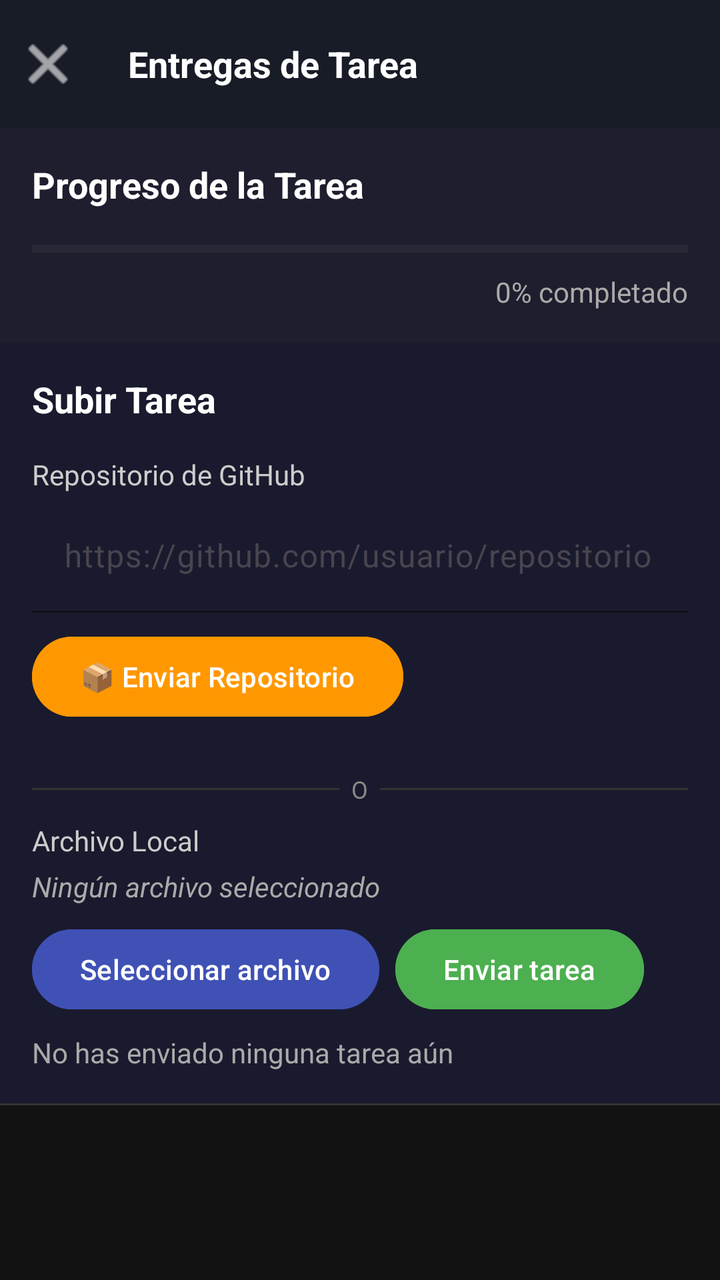
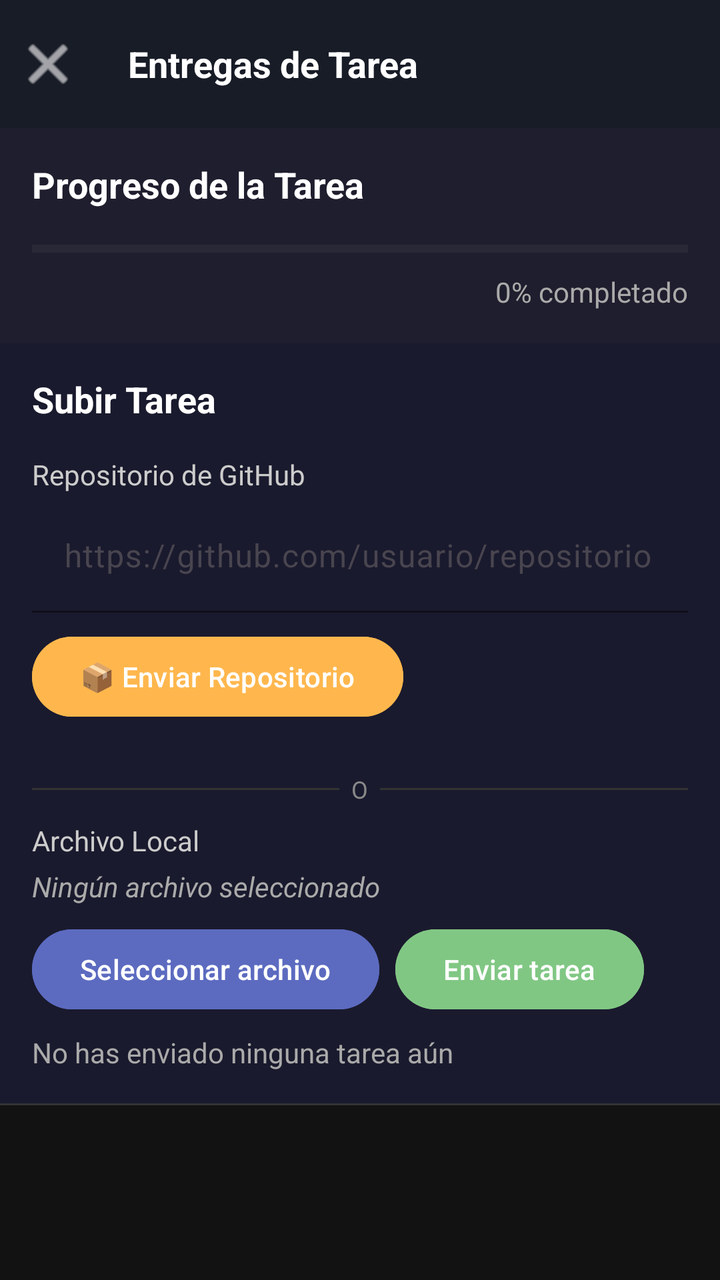

Compare the two renders of this Android layout. The source of the first and the diff that turns it into the second are given below.
<!-- AndroidManifest.xml: application theme Theme.CourseV -->
<!-- res/layout/fragment_task_submissions.xml -->
<?xml version="1.0" encoding="utf-8"?>
<LinearLayout xmlns:android="http://schemas.android.com/apk/res/android"
    xmlns:app="http://schemas.android.com/apk/res-auto"
    android:layout_width="match_parent"
    android:layout_height="match_parent"
    android:orientation="vertical"
    android:background="#121212">

    
    <androidx.appcompat.widget.Toolbar
        android:id="@+id/toolbar"
        android:layout_width="match_parent"
        android:layout_height="?attr/actionBarSize"
        android:background="#181C27"
        app:contentInsetStart="0dp">

        <LinearLayout
            android:layout_width="match_parent"
            android:layout_height="match_parent"
            android:orientation="horizontal"
            android:gravity="center_vertical">

            <ImageButton
                android:id="@+id/backButton"
                android:layout_width="48dp"
                android:layout_height="48dp"
                android:src="@android:drawable/ic_menu_close_clear_cancel"
                android:background="?attr/selectableItemBackgroundBorderless"
                android:tint="#FFFFFF"
                android:contentDescription="Back" />

            <TextView
                android:id="@+id/taskTitleTextView"
                android:layout_width="0dp"
                android:layout_height="wrap_content"
                android:layout_weight="1"
                android:text="Entregas de Tarea"
                android:textColor="#FFFFFF"
                android:textSize="18sp"
                android:textStyle="bold"
                android:layout_marginStart="16dp" />
        </LinearLayout>
    </androidx.appcompat.widget.Toolbar>

    
    <LinearLayout
        android:id="@+id/progressSection"
        android:layout_width="match_parent"
        android:layout_height="wrap_content"
        android:orientation="vertical"
        android:padding="16dp"
        android:background="#1E1E2E">

        <TextView
            android:layout_width="match_parent"
            android:layout_height="wrap_content"
            android:text="Progreso de la Tarea"
            android:textColor="#FFFFFF"
            android:textSize="18sp"
            android:textStyle="bold"
            android:layout_marginBottom="8dp"/>

        <ProgressBar
            android:id="@+id/taskProgressBar"
            style="?android:attr/progressBarStyleHorizontal"
            android:layout_width="match_parent"
            android:layout_height="wrap_content"
            android:progress="0"
            android:progressTint="#4CAF50"
            android:layout_marginTop="4dp"
            android:layout_marginBottom="4dp"/>

        <TextView
            android:id="@+id/progressTextView"
            android:layout_width="match_parent"
            android:layout_height="wrap_content"
            android:text="0% completado"
            android:textColor="#AAAAAA"
            android:textSize="14sp"
            android:gravity="end"/>
    </LinearLayout>

    
    <LinearLayout
        android:id="@+id/uploadSection"
        android:layout_width="match_parent"
        android:layout_height="wrap_content"
        android:orientation="vertical"
        android:padding="16dp"
        android:background="#1A1A2E">

        <TextView
            android:layout_width="match_parent"
            android:layout_height="wrap_content"
            android:text="Subir Tarea"
            android:textColor="#FFFFFF"
            android:textSize="18sp"
            android:textStyle="bold"
            android:layout_marginBottom="8dp"/>

        
        <TextView
            android:layout_width="match_parent"
            android:layout_height="wrap_content"
            android:text="Repositorio de GitHub"
            android:textColor="#CCCCCC"
            android:textSize="14sp"
            android:layout_marginTop="8dp"
            android:layout_marginBottom="4dp"/>

        <com.google.android.material.textfield.TextInputLayout
            android:layout_width="match_parent"
            android:layout_height="wrap_content"
            android:hint="https://github.com/usuario/repositorio"
            app:boxBackgroundColor="#1A1A2E"
            app:boxBackgroundMode="filled"
            app:boxStrokeColor="#3F51B5"
            app:hintTextColor="#888888">

            <com.google.android.material.textfield.TextInputEditText
                android:id="@+id/githubUrlEditText"
                android:layout_width="match_parent"
                android:layout_height="wrap_content"
                android:inputType="textUri"
                android:textColor="#FFFFFF"
                android:maxLines="1"/>
        </com.google.android.material.textfield.TextInputLayout>

        <Button
            android:id="@+id/submitGitHubButton"
            android:layout_width="wrap_content"
            android:layout_height="wrap_content"
            android:text="📦 Enviar Repositorio"
            android:layout_marginTop="8dp"
            android:layout_marginBottom="16dp"
            android:backgroundTint="#FF9800"/>

        
        <LinearLayout
            android:layout_width="match_parent"
            android:layout_height="wrap_content"
            android:orientation="horizontal"
            android:gravity="center_vertical"
            android:layout_marginVertical="8dp">

            <View
                android:layout_width="0dp"
                android:layout_height="1dp"
                android:layout_weight="1"
                android:background="#333333"/>

            <TextView
                android:layout_width="wrap_content"
                android:layout_height="wrap_content"
                android:text="  O  "
                android:textColor="#888888"
                android:textSize="12sp"/>

            <View
                android:layout_width="0dp"
                android:layout_height="1dp"
                android:layout_weight="1"
                android:background="#333333"/>
        </LinearLayout>

        
        <TextView
            android:layout_width="match_parent"
            android:layout_height="wrap_content"
            android:text="Archivo Local"
            android:textColor="#CCCCCC"
            android:textSize="14sp"
            android:layout_marginBottom="4dp"/>

        <TextView
            android:id="@+id/selectedFileNameTextView"
            android:layout_width="match_parent"
            android:layout_height="wrap_content"
            android:text="Ningún archivo seleccionado"
            android:textColor="#AAAAAA"
            android:textStyle="italic"
            android:paddingBottom="8dp"/>

        <LinearLayout
            android:layout_width="match_parent"
            android:layout_height="wrap_content"
            android:orientation="horizontal">

            <Button
                android:id="@+id/selectFileButton"
                android:layout_width="wrap_content"
                android:layout_height="wrap_content"
                android:text="Seleccionar archivo"
                android:backgroundTint="#3F51B5"/>

            <Button
                android:id="@+id/submitFileButton"
                android:layout_width="wrap_content"
                android:layout_height="wrap_content"
                android:text="Enviar tarea"
                android:layout_marginStart="8dp"
                android:backgroundTint="#4CAF50"/>
        </LinearLayout>

        <TextView
            android:id="@+id/mySubmissionStatusTextView"
            android:layout_width="match_parent"
            android:layout_height="wrap_content"
            android:text="No has enviado ninguna tarea aún"
            android:textColor="#AAAAAA"
            android:layout_marginTop="8dp"/>
    </LinearLayout>

    
    <View
        android:layout_width="match_parent"
        android:layout_height="1dp"
        android:background="#333333"/>

    
    <FrameLayout
        android:layout_width="match_parent"
        android:layout_height="match_parent">

        <androidx.recyclerview.widget.RecyclerView
            android:id="@+id/submissionsRecyclerView"
            android:layout_width="match_parent"
            android:layout_height="match_parent"
            android:padding="16dp"
            android:clipToPadding="false" />

    </FrameLayout>
</LinearLayout>
<!-- resources referenced by this layout -->
<resources>
  <style name="Theme.CourseV" parent="Base.Theme.CourseV" />
  <style name="Base.Theme.CourseV" parent="Theme.Material3.DayNight.NoActionBar">
          
          
          
          
          <item name="appBarLayoutStyle">@style/Widget.App.AppBarLayout</item>
          <item name="collapsingToolbarLayoutStyle">@style/Widget.App.CollapsingToolbar</item>
      </style>
  <style name="Widget.App.AppBarLayout" parent="Widget.Material3.AppBarLayout">
          <item name="android:background">#000000</item>
          <item name="liftOnScroll">false</item>
          <item name="elevation">0dp</item>
      </style>
  <style name="Widget.App.CollapsingToolbar" parent="Widget.Material3.CollapsingToolbar">
          <item name="android:background">#000000</item>
          <item name="contentScrim">#000000</item>
          <item name="statusBarScrim">#000000</item>
      </style>
</resources>

<!-- the commit's change to res/layout/fragment_task_submissions.xml (unified diff, before → after) -->
@@ -133,7 +133,8 @@
             android:text="📦 Enviar Repositorio"
             android:layout_marginTop="8dp"
             android:layout_marginBottom="16dp"
-            android:backgroundTint="#FF9800"/>
+            android:backgroundTint="#FFB74D"
+            android:textColor="#FFFFFF"/>
 
         
         <LinearLayout
@@ -191,7 +192,8 @@
                 android:layout_width="wrap_content"
                 android:layout_height="wrap_content"
                 android:text="Seleccionar archivo"
-                android:backgroundTint="#3F51B5"/>
+                android:backgroundTint="#5C6BC0"
+                android:textColor="#FFFFFF"/>
 
             <Button
                 android:id="@+id/submitFileButton"
@@ -199,7 +201,8 @@
                 android:layout_height="wrap_content"
                 android:text="Enviar tarea"
                 android:layout_marginStart="8dp"
-                android:backgroundTint="#4CAF50"/>
+                android:backgroundTint="#81C784"
+                android:textColor="#FFFFFF"/>
         </LinearLayout>
 
         <TextView
